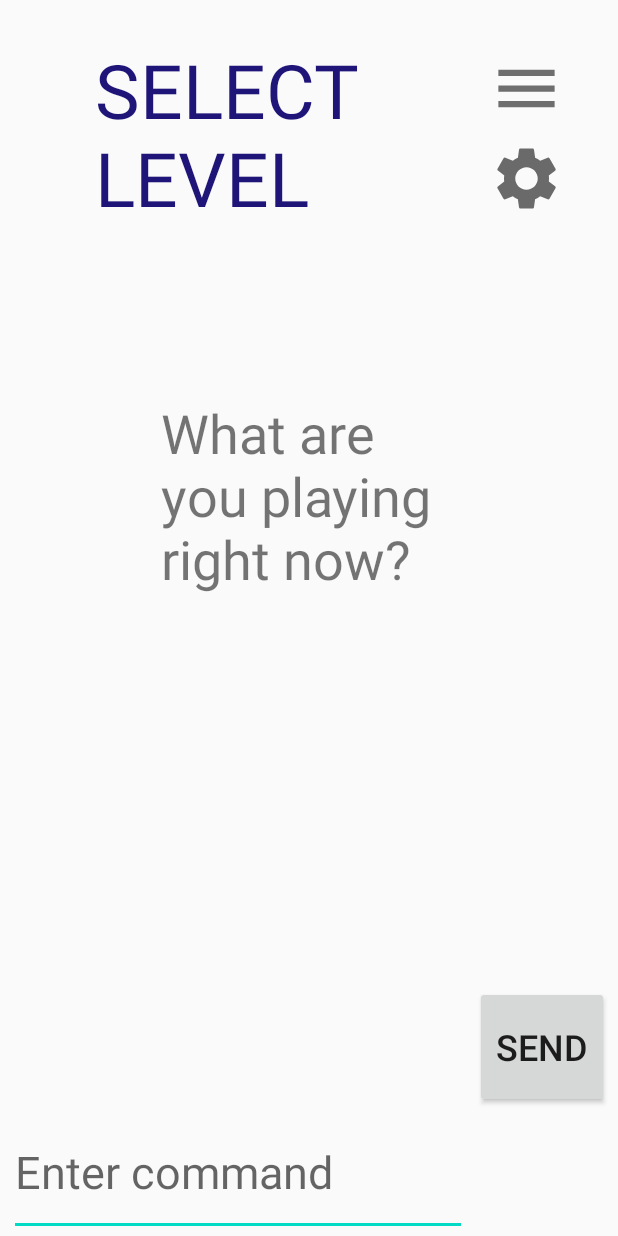
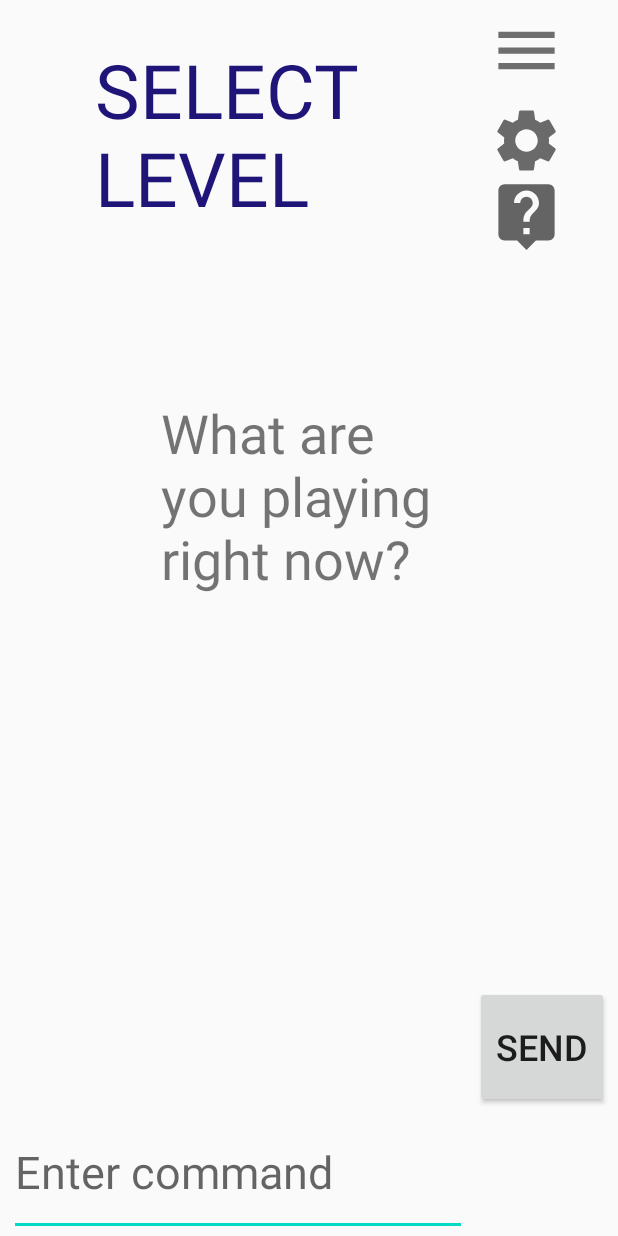
Before and after one commit to MikLay/Secret-Path, an Android app: the PlayLevelActivity screen opened directly, with no data from a screen before it, on a phone screen of 412 x 824 dp. Run offline under Robolectric (Android 15) with nearby library versions, the phone set to English and light mode, and no system bars; Roboto replaces fonts that are not available here.

Commit message:
Show hints

```diff
--- /dev/null
+++ b/app/src/main/res/drawable/ic_hints.xml
@@ -0,0 +1,10 @@
+<vector xmlns:android="http://schemas.android.com/apk/res/android"
+    android:width="24dp"
+    android:height="24dp"
+    android:viewportWidth="24"
+    android:viewportHeight="24"
+    android:tint="?attr/colorControlNormal">
+  <path
+      android:fillColor="@android:color/white"
+      android:pathData="M19,2L5,2c-1.11,0 -2,0.9 -2,2v14c0,1.1 0.89,2 2,2h4l3,3 3,-3h4c1.1,0 2,-0.9 2,-2L21,4c0,-1.1 -0.9,-2 -2,-2zM13,18h-2v-2h2v2zM15.07,10.25l-0.9,0.92C13.45,11.9 13,12.5 13,14h-2v-0.5c0,-1.1 0.45,-2.1 1.17,-2.83l1.24,-1.26c0.37,-0.36 0.59,-0.86 0.59,-1.41 0,-1.1 -0.9,-2 -2,-2s-2,0.9 -2,2L8,8c0,-2.21 1.79,-4 4,-4s4,1.79 4,4c0,0.88 -0.36,1.68 -0.93,2.25z"/>
+</vector>
--- a/app/src/main/res/layout/activity_play_level.xml
+++ b/app/src/main/res/layout/activity_play_level.xml
@@ -43,6 +43,17 @@
                 android:minWidth="50dp"
                 android:minHeight="50dp"
                 android:onClick="settingsButtonOnClick" />
+
+            <ImageButton
+                android:id="@+id/hintsButton"
+                android:layout_width="match_parent"
+                android:layout_height="wrap_content"
+                android:background="@drawable/ic_hints"
+                android:contentDescription="@string/levelsSettingsButtonDescription"
+                android:minWidth="50dp"
+                android:minHeight="50dp"
+                android:onClick="hintsButtonOnClick" />
+
         </LinearLayout>
 
         <TextView
```
Also changed, not shown: app/src/main/java/com/justdoit/secretpath/PlayLevelActivity.java (+28 -7 lines).
